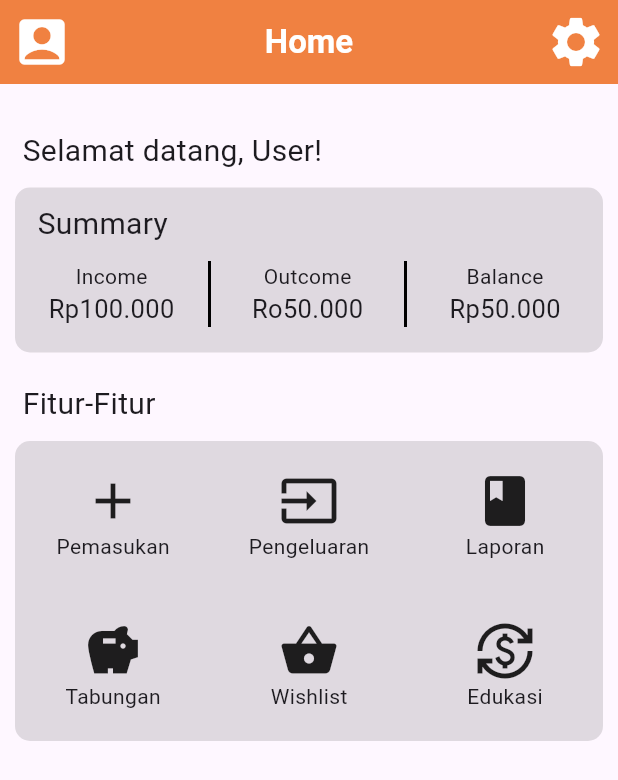
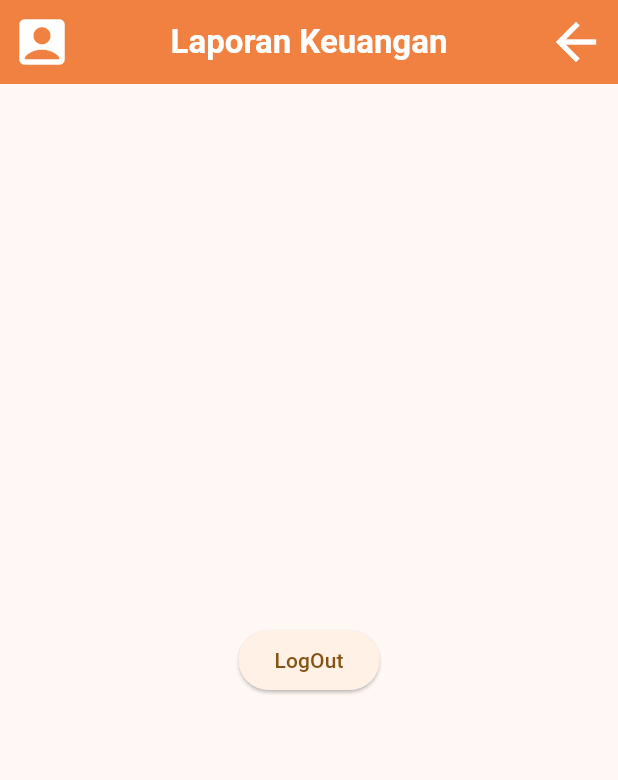
Before and after one commit to PPiR0604/Budgeter, a Flutter app: the screen it shows after launch, after a tap on "Login", after a tap on the "settings" icon, on a phone screen of 412 x 824 dp. Shown: the top 780 px of the screen. Run offline on Flutter 3.47's test engine with Material 3 defaults, Android fonts, the light colour scheme and no system bars.

Commit message:
Penambahan Wishlist, perbaikan pada tampilan beberapa page, pembuatan data semenatra untuk wishlist

```diff
--- a/lib/Home.dart
+++ b/lib/Home.dart
@@ -1,4 +1,6 @@
 import 'package:budgeter/Report.dart';
+import 'package:budgeter/Wishlist.dart';
+import 'package:budgeter/settingPage.dart';
 import 'package:flutter/material.dart';
 
 class HomePage extends StatelessWidget {
@@ -21,7 +23,10 @@ class HomePage extends StatelessWidget {
           ),
           actions: [
             IconButton(
-              onPressed: () {},
+              onPressed: () {
+                Navigator.push(context,
+                    MaterialPageRoute(builder: (context) => SettingPage()));
+              },
               icon: const Icon(
                 Icons.settings,
                 color: Colors.white,
@@ -30,7 +35,8 @@ class HomePage extends StatelessWidget {
             )
           ],
         ),
-        body: Column(mainAxisSize: MainAxisSize.min, children: [
+        body: SingleChildScrollView(
+          child: Column(mainAxisSize: MainAxisSize.min, children: [
             const Padding(padding: EdgeInsets.only(top: 30)),
             const Row(
               children: [
@@ -62,11 +68,12 @@ class HomePage extends StatelessWidget {
               ],
             ),
             const Padding(padding: EdgeInsets.only(top: 10)),
-          menuBar(context),
-        ]));
+            menuSection(context),
+          ]),
+        ));
   }
 
-  Container menuBar(BuildContext context) {
+  Container menuSection(BuildContext context) {
     return Container(
         margin: const EdgeInsets.only(left: 10, right: 10),
         height: 200,
@@ -85,6 +92,7 @@ class HomePage extends StatelessWidget {
                       Icon(
                         Icons.add,
                         size: 40,
+                        color: Color.fromRGBO(63, 63, 63, 1),
                       ),
                       Text("Pemasukan")
                     ],
@@ -97,6 +105,7 @@ class HomePage extends StatelessWidget {
                     Icon(
                       Icons.input,
                       size: 40,
+                      color: Color.fromRGBO(63, 63, 63, 1),
                     ),
                     Text("Pengeluaran")
                   ],
@@ -113,6 +122,7 @@ class HomePage extends StatelessWidget {
                       Icon(
                         Icons.book,
                         size: 40,
+                        color: Color.fromRGBO(63, 63, 63, 1),
                       ),
                       Text("Laporan")
                     ],
@@ -132,6 +142,7 @@ class HomePage extends StatelessWidget {
                       Icon(
                         Icons.savings,
                         size: 40,
+                        color: Color.fromRGBO(63, 63, 63, 1),
                       ),
                       Text("Tabungan")
                     ],
@@ -139,22 +150,32 @@ class HomePage extends StatelessWidget {
                 ),
               ),
               Expanded(
+                child: InkWell(
+                  onTap: () {
+                    Navigator.push(
+                        context,
+                        MaterialPageRoute(
+                            builder: (context) => WishlistPage()));
+                  },
                   child: const Column(
                     children: [
                       Icon(
                         Icons.shopping_basket,
                         size: 40,
+                        color: Color.fromRGBO(63, 63, 63, 1),
                       ),
                       Text("Wishlist")
                     ],
                   ),
                 ),
-              Expanded(
-                child: const Column(
+              ),
+              const Expanded(
+                child: Column(
                   children: [
                     Icon(
                       Icons.currency_exchange,
                       size: 40,
+                      color: Color.fromRGBO(63, 63, 63, 1),
                     ),
                     Text("Edukasi")
                   ],
@@ -213,9 +234,8 @@ class HomePage extends StatelessWidget {
               ],
             ),
           )),
-          Expanded(
-            child: Container(
-                child: const Column(
+          const Expanded(
+            child: Column(
               crossAxisAlignment: CrossAxisAlignment.center,
               children: [
                 Text("Balance"),
@@ -224,7 +244,7 @@ class HomePage extends StatelessWidget {
                   style: TextStyle(fontSize: 17),
                 ),
               ],
-            )),
+            ),
           )
         ])
       ],
--- a/lib/main.dart
+++ b/lib/main.dart
@@ -15,16 +15,17 @@ class MyApp extends StatelessWidget {
       debugShowCheckedModeBanner: false,
       title: 'Flutter Demo',
       theme: ThemeData(
-        colorScheme: ColorScheme.fromSeed(seedColor: Colors.deepPurple),
+        // colorScheme: ColorScheme.highContrastLight(),
+        colorSchemeSeed: Colors.orangeAccent,
         useMaterial3: true,
       ),
-      home: const LoginPage(title: 'Flutter Demo Home Page'),
+      home: const LoginPage(),
     );
   }
 }
 
 class LoginPage extends StatelessWidget {
-  const LoginPage({super.key, required String title});
+  const LoginPage({super.key});
 
   @override
   Widget build(BuildContext context) {
@@ -32,8 +33,7 @@ class LoginPage extends StatelessWidget {
         body: Center(
             child: Container(
       decoration: BoxDecoration(
-          color: const Color.fromARGB(136, 146, 146, 146),
-          borderRadius: BorderRadius.circular(25)),
+          color: Colors.black12, borderRadius: BorderRadius.circular(25)),
       width: 340,
       height: 320,
       child: Column(
@@ -119,8 +119,7 @@ class RegisterPage extends StatelessWidget {
         body: Center(
             child: Container(
       decoration: BoxDecoration(
-          color: const Color.fromARGB(136, 146, 146, 146),
-          borderRadius: BorderRadius.circular(25)),
+          color: Colors.black12, borderRadius: BorderRadius.circular(25)),
       width: 340,
       height: 400,
       child: Column(
--- /dev/null
+++ b/lib/settingPage.dart
@@ -0,0 +1,46 @@
+import 'package:budgeter/main.dart';
+import 'package:flutter/material.dart';
+
+class SettingPage extends StatelessWidget {
+  SettingPage({Key? key}) : super(key: key);
+
+  @override
+  Widget build(BuildContext context) {
+    return Scaffold(
+      appBar: AppBar(
+        backgroundColor: const Color.fromARGB(255, 240, 129, 65),
+        title: const Text(
+          "Laporan Keuangan",
+          style: TextStyle(fontWeight: FontWeight.bold, color: Colors.white),
+        ),
+        centerTitle: true,
+        leading: IconButton(
+          onPressed: () {},
+          icon: const Icon(Icons.account_box_rounded, color: Colors.white),
+          iconSize: 40,
+        ),
+        actions: [
+          IconButton(
+            onPressed: () {
+              Navigator.pop(context);
+            },
+            icon: const Icon(
+              Icons.arrow_back,
+              color: Colors.white,
+            ),
+            iconSize: 40,
+          )
+        ],
+      ),
+      body: Center(
+        child: ElevatedButton(
+          child: const Text('LogOut'),
+          onPressed: () {
+            Navigator.pushReplacement(context,
+                MaterialPageRoute(builder: (context) => const LoginPage()));
+          },
+        ),
+      ),
+    );
+  }
+}
```
Also changed, not shown: lib/Entitas/WishlistData.dart (added, +14 -0 lines), lib/Report.dart (+41 -28 lines), lib/Wishlist.dart (added, +197 -0 lines), pubspec.yaml (+10 -16 lines), Assets/Logo/Logo Budgeter.png (added), pubspec.lock, 31 other files. Lines whose indentation alone changed are shown as unchanged.
